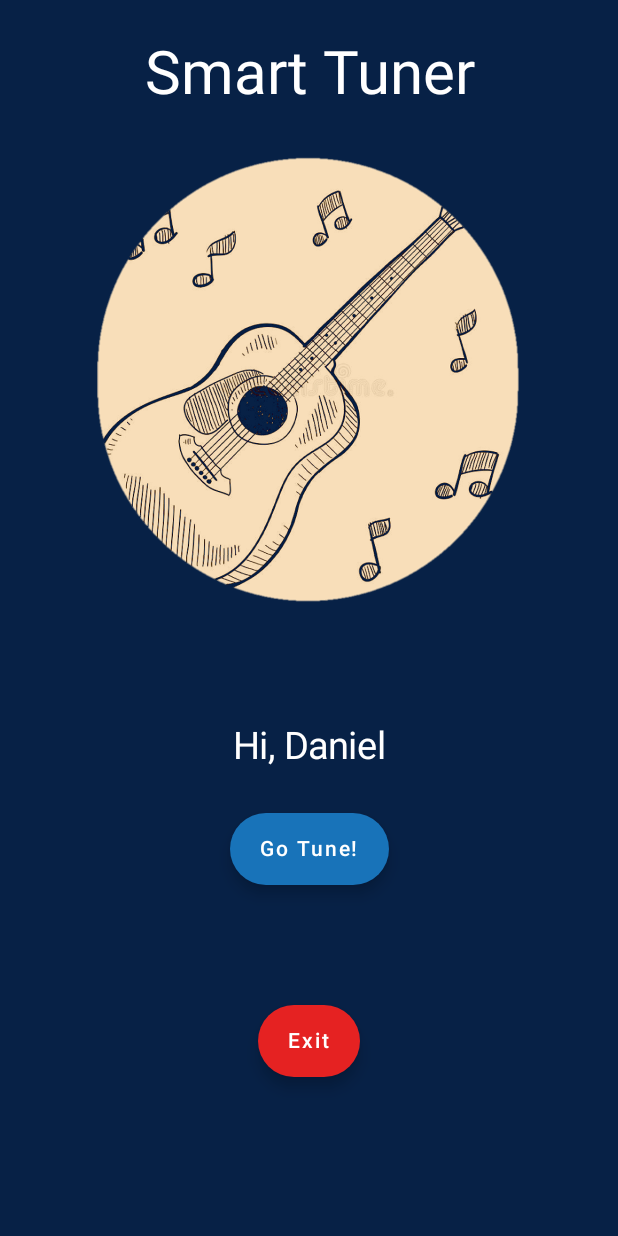
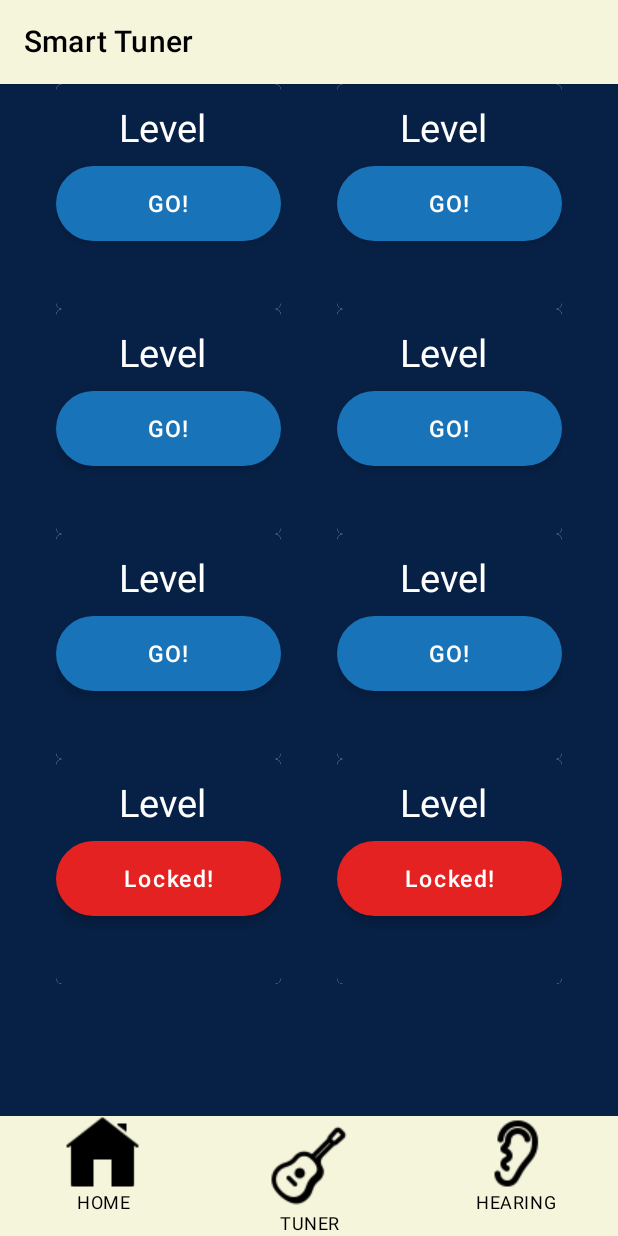
Before and after one commit to DaniValido23/Smart-Tuner-App, an Android app built with Jetpack Compose: the screen it shows after launch (MainActivity), item 3 of the bottom bar chosen, on a phone screen of 412 x 824 dp. Run offline under Robolectric (Android 15) with nearby library versions, the phone set to English and light mode, and no system bars.

Commit message:
Avances del dia funcionalidad

```diff
--- a/app/src/main/java/com/example/firstappmobilecompose/MainActivity.kt
+++ b/app/src/main/java/com/example/firstappmobilecompose/MainActivity.kt
@@ -1,33 +1,20 @@
 package com.example.firstappmobilecompose
 
-import android.graphics.drawable.Icon
-import android.icu.text.CaseMap
-import android.media.ThumbnailUtils
+import android.app.Activity
 import android.os.Bundle
-import android.provider.MediaStore
-import android.service.controls.templates.ThumbnailTemplate
-import android.text.style.BackgroundColorSpan
-import android.view.View
-import android.widget.Space
-import android.widget.Toast
 import androidx.activity.ComponentActivity
 import androidx.activity.compose.setContent
 import androidx.compose.foundation.*
 import androidx.compose.foundation.layout.*
 import androidx.compose.foundation.lazy.LazyColumn
-import androidx.compose.foundation.shape.CircleShape
 import androidx.compose.material.*
 import androidx.compose.material.icons.Icons
 import androidx.compose.material.icons.filled.Settings
 import androidx.compose.runtime.Composable
-import androidx.compose.runtime.NonRestartableComposable
 import androidx.compose.runtime.getValue
 import androidx.compose.ui.Alignment
 import androidx.compose.ui.Modifier
-import androidx.compose.ui.geometry.Size
 import androidx.compose.ui.graphics.Color
-import androidx.compose.ui.graphics.vector.ImageVector
-import androidx.compose.ui.input.key.Key.Companion.Home
 import androidx.compose.ui.platform.LocalContext
 import androidx.compose.ui.res.colorResource
 import androidx.compose.ui.res.painterResource
@@ -36,22 +23,36 @@ import androidx.compose.ui.tooling.preview.Preview
 import androidx.compose.ui.unit.dp
 import androidx.compose.ui.unit.sp
 import androidx.navigation.NavController
-import androidx.navigation.NavHost
 import androidx.navigation.NavHostController
 import androidx.navigation.compose.NavHost
 import androidx.navigation.compose.composable
 import androidx.navigation.compose.currentBackStackEntryAsState
 import androidx.navigation.compose.rememberNavController
-import com.example.firstappmobilecompose.ui.theme.FirstAppMobileComposeTheme
 
 class MainActivity : ComponentActivity() {
     override fun onCreate(savedInstanceState: Bundle?) {
         super.onCreate(savedInstanceState)
         setContent {
-            ViewPagePrincipal()
-            //ViewPageTuner()
+            MainScreen()
         }
     }
+}
+
+@Composable
+fun MainScreen(){
+    val navController= rememberNavController()
+    Scaffold(
+        topBar = { TopAppBar() },
+        bottomBar = { BottomNavigationBar(navController)}
+    ) {
+        Navigation(navController = navController)
+    }
+}
+
+@Preview
+@Composable
+fun MainScreenPreview(){
+    MainScreen()
 }
 
 @Composable
@@ -64,58 +65,86 @@ fun Navigation(navController: NavHostController) {
             PageEarTraining()
         }
         composable(NavigationItem.Tuning.route){
-            NavigationItem.Tuning
+            PageTuner()
         }
     }
-}
-
-//Scaffold
-@Preview
-@Composable
-fun ViewPagePrincipal() {
-    val navController= rememberNavController()
-    Scaffold(
-        topBar = { Toolbar() },
-        content = { PagePrincipal() },
-        bottomBar = { BottomNavigationBar(navController)}
-    )
-    Navigation(navController=navController)
-}
-
-@Preview
-@Composable
-fun ViewPageEarTraining() {
-    Scaffold(
-        topBar = { Toolbar() },
-        content = { PageEarTraining() },
-    )
-}
-
-@Preview
-@Composable
-fun ViewPageTuner(){
-    Scaffold(
-        topBar = { Toolbar() },
-        content = { PageTuner()},
-    )
 }
 
 
 //TopAppBar---->Smart Tuner
 @Composable
-fun Toolbar() {
+fun TopAppBar() {
     TopAppBar(
         title = { Text(text = "Smart Tuner", color = Color.Black) },
         backgroundColor = colorResource(id = R.color.Secondary_Color)
     )
 }
 
+//BottomAppBar----->Smart Tuner
+@Composable
+fun BottomNavigationBar(navController:NavController) {
+    val items = listOf(
+        NavigationItem.Home,
+        NavigationItem.Tuning,
+        NavigationItem.Hearing,
+
+        )
+    BottomNavigation(
+        backgroundColor = colorResource(id = R.color.Secondary_Color),
+        contentColor = Color.Black
+    ) {
+        val navBackStackEntry by navController.currentBackStackEntryAsState()
+        val currentDestination = navBackStackEntry?.destination
+        items.forEach { item ->
+            BottomNavigationItem(
+                icon = { Icon(painterResource(id = item.icon), contentDescription = item.title) },
+                label = { Text(text = item.title) },
+                selectedContentColor = Color.Black,
+                unselectedContentColor = Color.Black,
+                alwaysShowLabel = true,
+                selected = false,
+                onClick = {
+                    navController.navigate(item.route) {
+                        // Pop up to the start destination of the graph to
+                        // avoid building up a large stack of destinations
+                        // on the back stack as users select items
+                        navController.graph.startDestinationRoute?.let { route ->
+                            popUpTo(route) {
+                                saveState = true
+                            }
+                        }
+                        // Avoid multiple copies of the same destination when
+                        // reselecting the same item
+                        launchSingleTop = true
+                        // Restore state when reselecting a previously selected item
+                        restoreState = true
+                    }
+                }
+            )
+        }
+    }
+}
+/*
+@Preview
+@Composable
+fun BottomNavigationPreview(){
+    BottomNavigationBar()
+}
+
+@Preview
+@Composable
+fun TopAppBarPreview(){
+    TopAppBar()
+}*/
+
+
+
 //Main page
 @Composable
 fun PagePrincipal() {
     LazyColumn(
         modifier = Modifier
-            .fillMaxSize()
+            .fillMaxHeight()
             .background(colorResource(id = R.color.MainBlue))
     ) {
 
@@ -160,188 +189,27 @@ fun PagePrincipal() {
                     backgroundColor = colorResource(id = R.color.Blue_Buttom),
                     onClick = { /*...*/ },
                     text = { (Text(text = "Go Tune!", color = Color.White)) },
-                    modifier = Modifier.absolutePadding(0.dp, 10.dp, 0.dp, 80.dp)
+                    modifier = Modifier.absolutePadding(0.dp, 10.dp, 0.dp, 30.dp)
+                )
+
+                val activity =(LocalContext.current as? Activity)
+                ExtendedFloatingActionButton(
+                    backgroundColor = colorResource(id = R.color.Red_Exit),
+                    onClick = { activity?.finish()},
+                    text = { (Text(text = "Exit", color = Color.White)) },
                 )
             }
-            ButtonExit()
-        }
-    }
-}
 
-//Vista juego de entrenamiento de oido
-@Composable
-fun PageEarTraining() {
-    LazyColumn(
-        modifier = Modifier
-            .fillMaxSize()
-            .background(colorResource(id = R.color.MainBlue))
-    ) {
-        item {
-            RowButtonLevel()
-            RowButtonLevel()
-            RowButtonLevel()
-            RowButtonLevelLocked()
-            Spacer(modifier = Modifier.height(70.dp))
-            ButtonExit()
-        }
-
-
-    }
-}
-
-//Vista Afinador
-@Composable
-fun PageTuner() {
-    LazyColumn(
-        modifier = Modifier
-            .fillMaxSize()
-            .background(colorResource(id = R.color.MainBlue))
-    ) {
-        item {
-            Spacer(modifier = Modifier.height(30.dp))
-            Image(
-                modifier = Modifier
-                    .fillMaxWidth()
-                    .size(300.dp)
-                    .height(400.dp),
-                painter = painterResource(id=R.drawable.guitarra),
-                contentDescription = "Smart Tuner"
-            )
-            Spacer(modifier = Modifier.height(80.dp))
-            ButtonChangeTopGuitar()
-            Spacer(modifier = Modifier.height(180.dp))
-            CustomLinearProgressBar()
-        }
-    }
-}
-
-@Composable
-fun RowButtonLevel() {
-    Column(modifier = Modifier.fillMaxHeight(), verticalArrangement = Arrangement.SpaceAround) {
-        Row(modifier = Modifier.fillMaxWidth(), horizontalArrangement = Arrangement.SpaceEvenly) {
-            ButtonLevels()
-            ButtonLevels()
-        }
-    }
-}
-
-@Composable
-fun RowButtonLevelLocked() {
-    Column(modifier = Modifier.fillMaxHeight(), verticalArrangement = Arrangement.SpaceAround) {
-        Row(modifier = Modifier.fillMaxWidth(), horizontalArrangement = Arrangement.SpaceEvenly) {
-            ButtonLevelsLocked()
-            ButtonLevelsLocked()
         }
     }
 }
 
 
-//Botones Levels Unlocked
-@Composable
-fun ButtonLevels() {
-    Card(elevation = 0.dp, modifier = Modifier.size(150.dp)) {
-        Column(
-            modifier = Modifier.background(colorResource(id = R.color.MainBlue))
-        ) {
-            Text(
-                text = "Level",
-                color = Color.White,
-                modifier = Modifier.absolutePadding(42.dp, 15.dp, 0.dp, 0.dp),
-                fontSize = 25.sp
-
-            )
-
-            Spacer(modifier = Modifier.height(10.dp))
-
-            ExtendedFloatingActionButton(
-                text = { Text(text = "GO!", color = Color.White, fontSize = 15.sp) },
-                modifier = Modifier.size(150.dp, 50.dp),
-                onClick = { /*TODO*/ },
-                backgroundColor = colorResource(id = R.color.Blue_Buttom)
-            )
-            Spacer(modifier = Modifier.height(10.dp))
-        }
-    }
-}
 
 
-//Botones Locked
-@Composable
-fun ButtonLevelsLocked() {
-    Card(elevation = 0.dp, modifier = Modifier.size(150.dp)) {
-        Column(
-            modifier = Modifier.background(colorResource(id = R.color.MainBlue))
-        ) {
-            Text(
-                text = "Level",
-                color = Color.White,
-                modifier = Modifier.absolutePadding(42.dp, 15.dp, 0.dp, 0.dp),
-                fontSize = 25.sp
 
-            )
 
-            Spacer(modifier = Modifier.height(10.dp))
 
-            ExtendedFloatingActionButton(
-                text = { Text(text = "Locked!", color = Color.White, fontSize = 15.sp) },
-                modifier = Modifier.size(150.dp, 50.dp),
-                onClick = { /*TODO*/ },
-                backgroundColor = colorResource(id = R.color.Red_Exit)
-            )
-            Spacer(modifier = Modifier.height(10.dp))
-        }
-    }
-}
-
-//Boton de Exit
-@Composable
-fun ButtonExit() {
-    Column(
-        modifier = Modifier
-            .fillMaxSize(),
-        verticalArrangement = Arrangement.Center,
-        horizontalAlignment = Alignment.CenterHorizontally
-    ) {
-        ExtendedFloatingActionButton(
-            backgroundColor = colorResource(id = R.color.Red_Exit),
-            onClick = { /*...*/ },
-            text = { (Text(text = "Exit", color = Color.White)) },
-        )
-    }
-}
-
-@Composable
-fun ButtonChangeTopGuitar() {
-    Column(
-        modifier = Modifier.
-        fillMaxSize(),
-        verticalArrangement = Arrangement.Center,
-        horizontalAlignment = Alignment.CenterHorizontally
-    ) {
-        Button(onClick = { /*TODO*/ }) {
-            Icon(
-                imageVector = Icons.Default.Settings,
-                contentDescription = null,
-                modifier = Modifier.size(ButtonDefaults.IconSize)
-            )
-            Spacer(Modifier.size(ButtonDefaults.IconSpacing))
-            Text(text = "Change Top Guitar")
-        }
-    }
-}
-
-@Composable
-private fun CustomLinearProgressBar(){
-    Column(modifier = Modifier.fillMaxWidth()) {
-        LinearProgressIndicator(
-            modifier = Modifier
-                .fillMaxWidth()
-                .height(15.dp),
-            backgroundColor = Color.LightGray,
-            color = Color.Red //progress color
-        )
-    }
-}
 
 
 //Bottom Bar Navigation
@@ -350,59 +218,3 @@ sealed class NavigationItem(var route:String,var icon:Int,var title:String){
     object Hearing : NavigationItem("hearing",R.drawable.hearing,"HEARING")
     object Tuning : NavigationItem("tuning",R.drawable.guitar,"TUNER")
 }
-
-@Composable
-
-fun BottomNavigationBar(navController:NavController) {
-    val items = listOf(
-        NavigationItem.Home,
-        NavigationItem.Tuning,
-        NavigationItem.Hearing,
-
-    )
-    BottomNavigation(
-        backgroundColor = colorResource(id = R.color.Secondary_Color),
-        contentColor = Color.Black
-    ) {
-        val navBackStackEntry by navController.currentBackStackEntryAsState()
-        val currentDestination = navBackStackEntry?.destination
-        items.forEach { item ->
-            BottomNavigationItem(
-                icon = { Icon(painterResource(id = item.icon), contentDescription = item.title) },
-                label = { Text(text = item.title) },
-                selectedContentColor = Color.Black,
-                unselectedContentColor = Color.Black,
-                alwaysShowLabel = true,
-                selected = false,
-                onClick = {
-                    navController.navigate(item.route) {
-                        // Pop up to the start destination of the graph to
-                        // avoid building up a large stack of destinations
-                        // on the back stack as users select items
-                        navController.graph.startDestinationRoute?.let { route ->
-                            popUpTo(route) {
-                                saveState = true
-                            }
-                        }
-                        // Avoid multiple copies of the same destination when
-                        // reselecting the same item
-                        launchSingleTop = true
-                        // Restore state when reselecting a previously selected item
-                        restoreState = true
-                    }
-                }
-            )
-        }
-    }
-}
-
-
-/////////////////////////////////////////////////////////////
-
-
-
-//Composable Prueba git
-
-//Prueba numero 2 despues de reiniciar el equipo (El emulador ya funciona borrando el archivo .lock)
-
-//Smart Tuner
--- a/app/src/main/java/com/example/firstappmobilecompose/PageEarTraining.kt
+++ b/app/src/main/java/com/example/firstappmobilecompose/PageEarTraining.kt
@@ -1 +1,146 @@
 package com.example.firstappmobilecompose
+
+import android.app.Activity
+import androidx.compose.foundation.background
+import androidx.compose.foundation.layout.*
+import androidx.compose.foundation.lazy.LazyColumn
+import androidx.compose.material.Card
+import androidx.compose.material.ExtendedFloatingActionButton
+import androidx.compose.material.Scaffold
+import androidx.compose.material.Text
+import androidx.compose.runtime.Composable
+import androidx.compose.ui.Alignment
+import androidx.compose.ui.Modifier
+import androidx.compose.ui.graphics.Color
+import androidx.compose.ui.platform.LocalContext
+import androidx.compose.ui.res.colorResource
+import androidx.compose.ui.tooling.preview.Preview
+import androidx.compose.ui.unit.dp
+import androidx.compose.ui.unit.sp
+
+
+/*@Preview
+@Composable
+fun ViewPageEarTraining() {
+    Scaffold(
+        topBar = { TopAppBar() },
+        content = { PageEarTraining() },
+    )
+}
+*/
+
+
+
+//Vista juego de entrenamiento de oido
+@Composable
+fun PageEarTraining() {
+    LazyColumn(
+        modifier = Modifier
+            .fillMaxSize()
+            .background(colorResource(id = R.color.MainBlue))
+    ) {
+        item {
+            RowButtonLevel()
+            RowButtonLevel()
+            RowButtonLevel()
+            RowButtonLevelLocked()
+            Spacer(modifier = Modifier.height(70.dp))
+            ButtonExit()
+        }
+
+
+    }
+}
+
+
+@Composable
+fun RowButtonLevel() {
+    Column(modifier = Modifier.fillMaxHeight(), verticalArrangement = Arrangement.SpaceAround) {
+        Row(modifier = Modifier.fillMaxWidth(), horizontalArrangement = Arrangement.SpaceEvenly) {
+            ButtonLevels()
+            ButtonLevels()
+        }
+    }
+}
+
+@Composable
+fun RowButtonLevelLocked() {
+    Column(modifier = Modifier.fillMaxHeight(), verticalArrangement = Arrangement.SpaceAround) {
+        Row(modifier = Modifier.fillMaxWidth(), horizontalArrangement = Arrangement.SpaceEvenly) {
+            ButtonLevelsLocked()
+            ButtonLevelsLocked()
+        }
+    }
+}
+
+
+//Botones Levels Unlocked
+@Composable
+fun ButtonLevels() {
+    Card(elevation = 0.dp, modifier = Modifier.size(150.dp)) {
+        Column(
+            modifier = Modifier.background(colorResource(id = R.color.MainBlue))
+        ) {
+            Text(
+                text = "Level",
+                color = Color.White,
+                modifier = Modifier.absolutePadding(42.dp, 15.dp, 0.dp, 0.dp),
+                fontSize = 25.sp
+
+            )
+
+            Spacer(modifier = Modifier.height(10.dp))
+
+            ExtendedFloatingActionButton(
+                text = { Text(text = "GO!", color = Color.White, fontSize = 15.sp) },
+                modifier = Modifier.size(150.dp, 50.dp),
+                onClick = { /*TODO*/ },
+                backgroundColor = colorResource(id = R.color.Blue_Buttom)
+            )
+            Spacer(modifier = Modifier.height(10.dp))
+        }
+    }
+}
+
+
+//Botones Locked
+@Composable
+fun ButtonLevelsLocked() {
+    Card(elevation = 0.dp, modifier = Modifier.size(150.dp)) {
+        Column(
+            modifier = Modifier.background(colorResource(id = R.color.MainBlue))
+        ) {
+            Text(
+                text = "Level",
+                color = Color.White,
+                modifier = Modifier.absolutePadding(42.dp, 15.dp, 0.dp, 0.dp),
+                fontSize = 25.sp
+
+            )
+
+            Spacer(modifier = Modifier.height(10.dp))
+
+            ExtendedFloatingActionButton(
+                text = { Text(text = "Locked!", color = Color.White, fontSize = 15.sp) },
+                modifier = Modifier.size(150.dp, 50.dp),
+                onClick = { /*TODO*/ },
+                backgroundColor = colorResource(id = R.color.Red_Exit)
+            )
+            Spacer(modifier = Modifier.height(10.dp))
+        }
+    }
+}
+
+//Boton de Exit
+@Composable
+fun ButtonExit() {
+    val activity =(LocalContext.current as? Activity)
+    Column(
+        modifier = Modifier
+            .fillMaxSize(),
+        verticalArrangement = Arrangement.Center,
+        horizontalAlignment = Alignment.CenterHorizontally
+    ) {
+
+    }
+}
```
Also changed, not shown: app/src/main/java/com/example/firstappmobilecompose/PageTuner.kt (+90 -0 lines).
